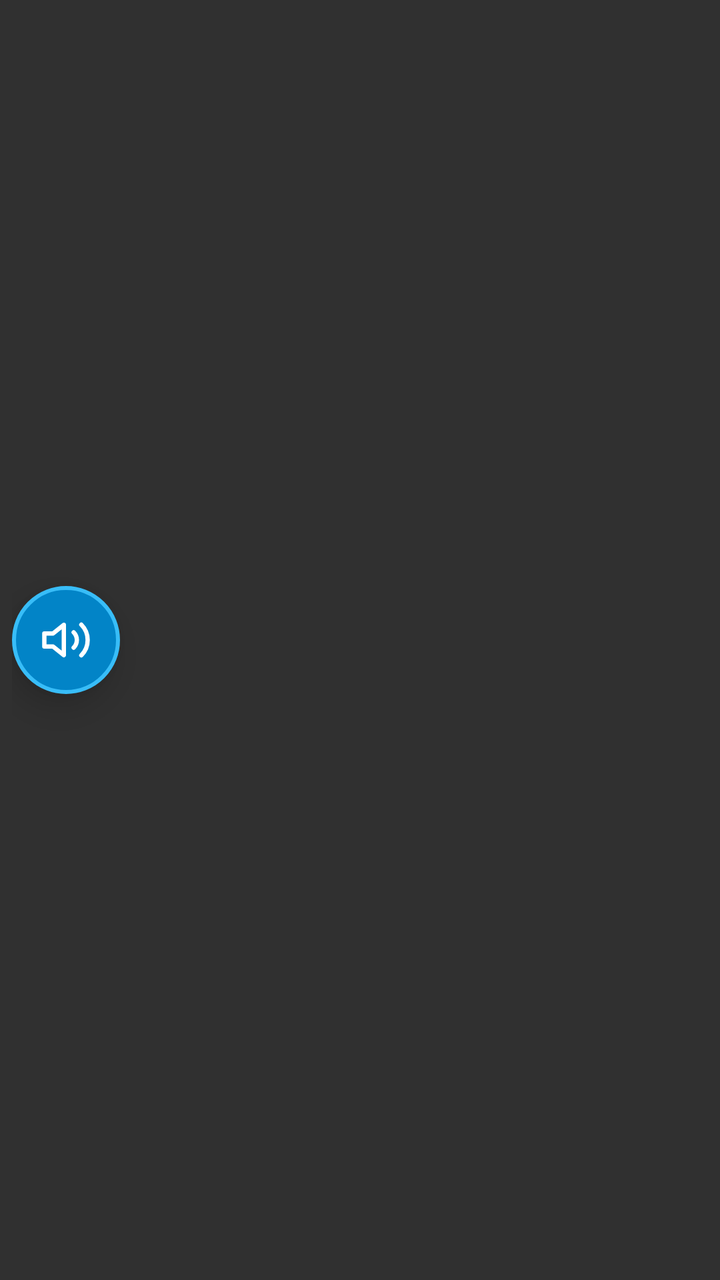
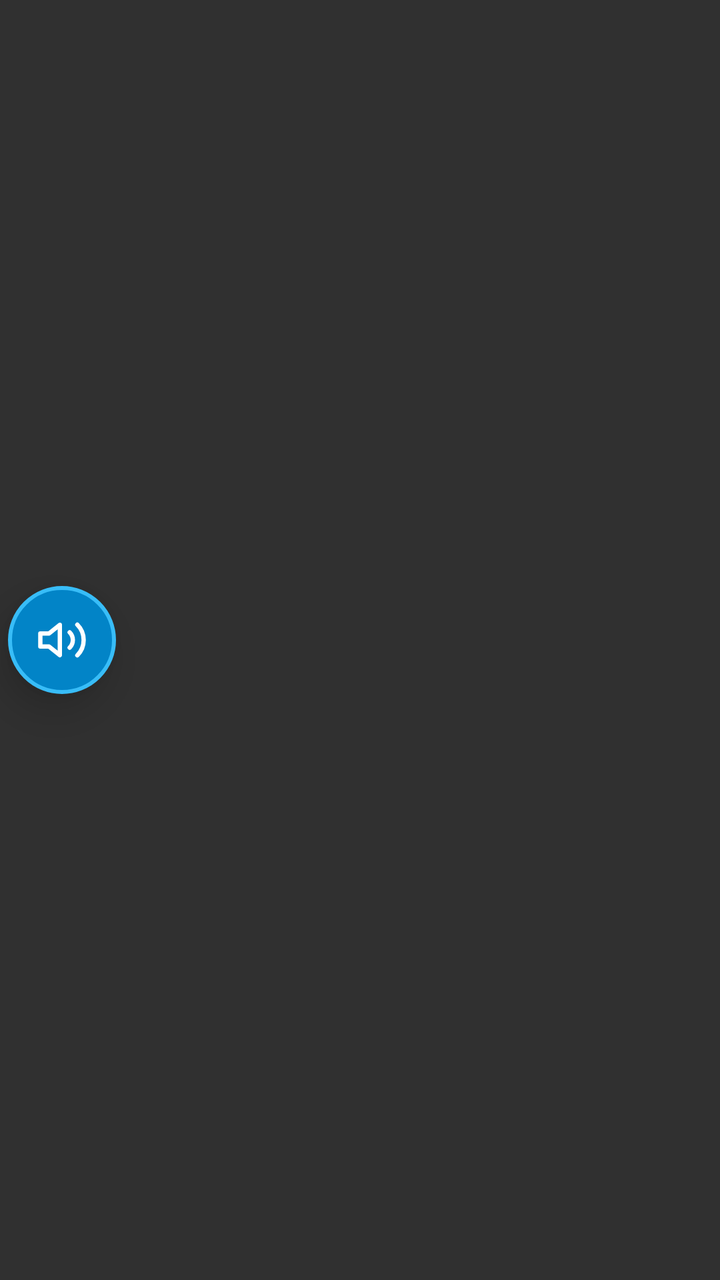

Compare the two renders of this Android layout. The source of the first and the diff that turns it into the second are given below.
<!-- AndroidManifest.xml: application theme Theme.AppCompat.NoActionBar -->
<!-- res/layout/floating_widget_layout.xml -->
<?xml version="1.0" encoding="utf-8"?>
<LinearLayout xmlns:android="http://schemas.android.com/apk/res/android"
    android:id="@+id/root_container"
    android:layout_width="wrap_content"
    android:layout_height="wrap_content"
    android:orientation="horizontal"
    android:gravity="center_vertical"
    android:padding="6dp">

    
    <FrameLayout
        android:id="@+id/bubble_wrapper"
        android:layout_width="54dp"
        android:layout_height="54dp"
        android:background="@drawable/bg_bubble_glass"
        android:clickable="true"
        android:focusable="true"
        android:elevation="10dp">

        <ImageView
            android:id="@+id/icon_main_bubble"
            android:layout_width="26dp"
            android:layout_height="26dp"
            android:layout_gravity="center"
            android:src="@drawable/ic_lucide_volume_2"
            android:tint="#FFFFFF"
            android:contentDescription="Volume Bubble" />
    </FrameLayout>

    
    <LinearLayout
        android:id="@+id/layout_expanded_menu"
        android:layout_width="wrap_content"
        android:layout_height="54dp"
        android:layout_marginStart="8dp"
        android:background="@drawable/bg_expanded_bar"
        android:orientation="horizontal"
        android:paddingStart="8dp"
        android:paddingEnd="8dp"
        android:gravity="center_vertical"
        android:visibility="gone"
        android:elevation="10dp">

        
        <FrameLayout
            android:id="@+id/btn_mute_toggle"
            android:layout_width="38dp"
            android:layout_height="38dp"
            android:background="@drawable/bg_btn_action">
            <ImageView
                android:id="@+id/icon_mute"
                android:layout_width="20dp"
                android:layout_height="20dp"
                android:layout_gravity="center"
                android:src="@drawable/ic_lucide_volume_x"
                android:tint="#EF4444"
                android:contentDescription="Mute / Unmute" />
        </FrameLayout>

        
        <FrameLayout
            android:id="@+id/btn_volume_down"
            android:layout_width="38dp"
            android:layout_height="38dp"
            android:layout_marginStart="4dp"
            android:background="@drawable/bg_btn_action">
            <ImageView
                android:layout_width="20dp"
                android:layout_height="20dp"
                android:layout_gravity="center"
                android:src="@drawable/ic_lucide_minus"
                android:tint="#F8FAFC"
                android:contentDescription="Volume Down" />
        </FrameLayout>

        
        <TextView
            android:id="@+id/tv_volume_level"
            android:layout_width="42dp"
            android:layout_height="wrap_content"
            android:gravity="center"
            android:text="70%"
            android:textColor="#38BDF8"
            android:textSize="13sp"
            android:textStyle="bold" />

        
        <FrameLayout
            android:id="@+id/btn_volume_up"
            android:layout_width="38dp"
            android:layout_height="38dp"
            android:layout_marginEnd="4dp"
            android:background="@drawable/bg_btn_action">
            <ImageView
                android:layout_width="20dp"
                android:layout_height="20dp"
                android:layout_gravity="center"
                android:src="@drawable/ic_lucide_plus"
                android:tint="#F8FAFC"
                android:contentDescription="Volume Up" />
        </FrameLayout>

        
        <FrameLayout
            android:id="@+id/btn_show_slider"
            android:layout_width="38dp"
            android:layout_height="38dp"
            android:layout_marginEnd="4dp"
            android:background="@drawable/bg_btn_action">
            <ImageView
                android:layout_width="20dp"
                android:layout_height="20dp"
                android:layout_gravity="center"
                android:src="@drawable/ic_lucide_sliders"
                android:tint="#38BDF8"
                android:contentDescription="Show Full Slider" />
        </FrameLayout>

        
        <FrameLayout
            android:id="@+id/btn_close_menu"
            android:layout_width="34dp"
            android:layout_height="34dp"
            android:background="@drawable/bg_btn_action">
            <ImageView
                android:layout_width="18dp"
                android:layout_height="18dp"
                android:layout_gravity="center"
                android:src="@drawable/ic_lucide_x"
                android:tint="#94A3B8"
                android:contentDescription="Close Menu" />
        </FrameLayout>

    </LinearLayout>

</LinearLayout>
<!-- resources referenced by this layout -->
<resources>
  <!-- drawable bg_btn_action (drawable) -->
  <?xml version="1.0" encoding="utf-8"?>
  <ripple xmlns:android="http://schemas.android.com/apk/res/android"
      android:color="@color/floating_ripple">
      <item>
          <shape android:shape="oval">
              <solid android:color="#1E293B" />
          </shape>
      </item>
  </ripple>
  <!-- drawable bg_bubble_glass (drawable) -->
  <?xml version="1.0" encoding="utf-8"?>
  <ripple xmlns:android="http://schemas.android.com/apk/res/android"
      android:color="@color/floating_ripple">
      <item>
          <shape android:shape="oval">
              <solid android:color="@color/primary" />
              <stroke
                  android:width="2dp"
                  android:color="@color/primary_light" />
          </shape>
      </item>
  </ripple>
  <!-- drawable bg_expanded_bar (drawable) -->
  <?xml version="1.0" encoding="utf-8"?>
  <shape xmlns:android="http://schemas.android.com/apk/res/android"
      android:shape="rectangle">
      <solid android:color="@color/floating_bg" />
      <corners android:radius="28dp" />
      <stroke
          android:width="1.5dp"
          android:color="@color/floating_border" />
  </shape>
  <!-- drawable ic_lucide_minus (drawable) -->
  <vector xmlns:android="http://schemas.android.com/apk/res/android"
      android:width="24dp"
      android:height="24dp"
      android:viewportWidth="24"
      android:viewportHeight="24">
      <path
          android:fillColor="#00000000"
          android:strokeColor="#FFFFFF"
          android:strokeWidth="2.5"
          android:strokeLineCap="round"
          android:strokeLineJoin="round"
          android:pathData="M5,12 h14" />
  </vector>
  <!-- drawable ic_lucide_plus (drawable) -->
  <vector xmlns:android="http://schemas.android.com/apk/res/android"
      android:width="24dp"
      android:height="24dp"
      android:viewportWidth="24"
      android:viewportHeight="24">
      <path
          android:fillColor="#00000000"
          android:strokeColor="#FFFFFF"
          android:strokeWidth="2.5"
          android:strokeLineCap="round"
          android:strokeLineJoin="round"
          android:pathData="M5,12 h14 M12,5 v14" />
  </vector>
  <!-- drawable ic_lucide_sliders (drawable) -->
  <vector xmlns:android="http://schemas.android.com/apk/res/android"
      android:width="24dp"
      android:height="24dp"
      android:viewportWidth="24"
      android:viewportHeight="24">
      <path
          android:fillColor="#00000000"
          android:strokeColor="#38BDF8"
          android:strokeWidth="2"
          android:strokeLineCap="round"
          android:strokeLineJoin="round"
          android:pathData="M4,21 v-7 M4,10 V3 M12,21 v-9 M12,8 V3 M20,21 v-5 M20,12 V3 M1,14 h6 M9,8 h6 M17,16 h6" />
  </vector>
  <!-- drawable ic_lucide_x (drawable) -->
  <vector xmlns:android="http://schemas.android.com/apk/res/android"
      android:width="24dp"
      android:height="24dp"
      android:viewportWidth="24"
      android:viewportHeight="24">
      <path
          android:fillColor="#00000000"
          android:strokeColor="#FFFFFF"
          android:strokeWidth="2.5"
          android:strokeLineCap="round"
          android:strokeLineJoin="round"
          android:pathData="M18,6 L6,18 M6,6 l12,12" />
  </vector>
  <color name="floating_ripple">#3338BDF8</color>
  <color name="primary">#0284C7</color>
  <color name="primary_light">#38BDF8</color>
  <color name="floating_bg">#E60F172A</color>
  <color name="floating_border">#475569</color>
  <!-- unchanged entries left out for length: 2 -->
</resources>

<!-- the commit's change to res/layout/floating_widget_layout.xml (unified diff, before → after) -->
@@ -5,7 +5,9 @@
     android:layout_height="wrap_content"
     android:orientation="horizontal"
     android:gravity="center_vertical"
-    android:padding="6dp">
+    android:clipChildren="false"
+    android:clipToPadding="false"
+    android:padding="4dp">
 
     
     <FrameLayout
@@ -13,9 +15,7 @@
         android:layout_width="54dp"
         android:layout_height="54dp"
         android:background="@drawable/bg_bubble_glass"
-        android:clickable="true"
-        android:focusable="true"
-        android:elevation="10dp">
+        android:elevation="12dp">
 
         <ImageView
             android:id="@+id/icon_main_bubble"
@@ -35,17 +35,59 @@
         android:layout_marginStart="8dp"
         android:background="@drawable/bg_expanded_bar"
         android:orientation="horizontal"
-        android:paddingStart="8dp"
-        android:paddingEnd="8dp"
+        android:paddingStart="6dp"
+        android:paddingEnd="6dp"
         android:gravity="center_vertical"
         android:visibility="gone"
-        android:elevation="10dp">
+        android:elevation="12dp">
+
+        
+        <FrameLayout
+            android:id="@+id/btn_volume_down"
+            android:layout_width="40dp"
+            android:layout_height="40dp"
+            android:background="@drawable/bg_btn_action">
+            <ImageView
+                android:layout_width="22dp"
+                android:layout_height="22dp"
+                android:layout_gravity="center"
+                android:src="@drawable/ic_lucide_minus"
+                android:tint="#F8FAFC"
+                android:contentDescription="Volume Down" />
+        </FrameLayout>
+
+        
+        <TextView
+            android:id="@+id/tv_volume_level"
+            android:layout_width="46dp"
+            android:layout_height="wrap_content"
+            android:gravity="center"
+            android:text="70%"
+            android:textColor="#38BDF8"
+            android:textSize="13sp"
+            android:textStyle="bold" />
+
+        
+        <FrameLayout
+            android:id="@+id/btn_volume_up"
+            android:layout_width="40dp"
+            android:layout_height="40dp"
+            android:background="@drawable/bg_btn_action">
+            <ImageView
+                android:layout_width="22dp"
+                android:layout_height="22dp"
+                android:layout_gravity="center"
+                android:src="@drawable/ic_lucide_plus"
+                android:tint="#F8FAFC"
+                android:contentDescription="Volume Up" />
+        </FrameLayout>
 
         
         <FrameLayout
             android:id="@+id/btn_mute_toggle"
-            android:layout_width="38dp"
-            android:layout_height="38dp"
+            android:layout_width="40dp"
+            android:layout_height="40dp"
+            android:layout_marginStart="4dp"
             android:background="@drawable/bg_btn_action">
             <ImageView
                 android:id="@+id/icon_mute"
@@ -59,53 +101,10 @@
 
         
         <FrameLayout
-            android:id="@+id/btn_volume_down"
-            android:layout_width="38dp"
-            android:layout_height="38dp"
+            android:id="@+id/btn_show_slider"
+            android:layout_width="40dp"
+            android:layout_height="40dp"
             android:layout_marginStart="4dp"
-            android:background="@drawable/bg_btn_action">
-            <ImageView
-                android:layout_width="20dp"
-                android:layout_height="20dp"
-                android:layout_gravity="center"
-                android:src="@drawable/ic_lucide_minus"
-                android:tint="#F8FAFC"
-                android:contentDescription="Volume Down" />
-        </FrameLayout>
-
-        
-        <TextView
-            android:id="@+id/tv_volume_level"
-            android:layout_width="42dp"
-            android:layout_height="wrap_content"
-            android:gravity="center"
-            android:text="70%"
-            android:textColor="#38BDF8"
-            android:textSize="13sp"
-            android:textStyle="bold" />
-
-        
-        <FrameLayout
-            android:id="@+id/btn_volume_up"
-            android:layout_width="38dp"
-            android:layout_height="38dp"
-            android:layout_marginEnd="4dp"
-            android:background="@drawable/bg_btn_action">
-            <ImageView
-                android:layout_width="20dp"
-                android:layout_height="20dp"
-                android:layout_gravity="center"
-                android:src="@drawable/ic_lucide_plus"
-                android:tint="#F8FAFC"
-                android:contentDescription="Volume Up" />
-        </FrameLayout>
-
-        
-        <FrameLayout
-            android:id="@+id/btn_show_slider"
-            android:layout_width="38dp"
-            android:layout_height="38dp"
-            android:layout_marginEnd="4dp"
             android:background="@drawable/bg_btn_action">
             <ImageView
                 android:layout_width="20dp"
@@ -119,8 +118,9 @@
         
         <FrameLayout
             android:id="@+id/btn_close_menu"
-            android:layout_width="34dp"
-            android:layout_height="34dp"
+            android:layout_width="36dp"
+            android:layout_height="36dp"
+            android:layout_marginStart="4dp"
             android:background="@drawable/bg_btn_action">
             <ImageView
                 android:layout_width="18dp"
